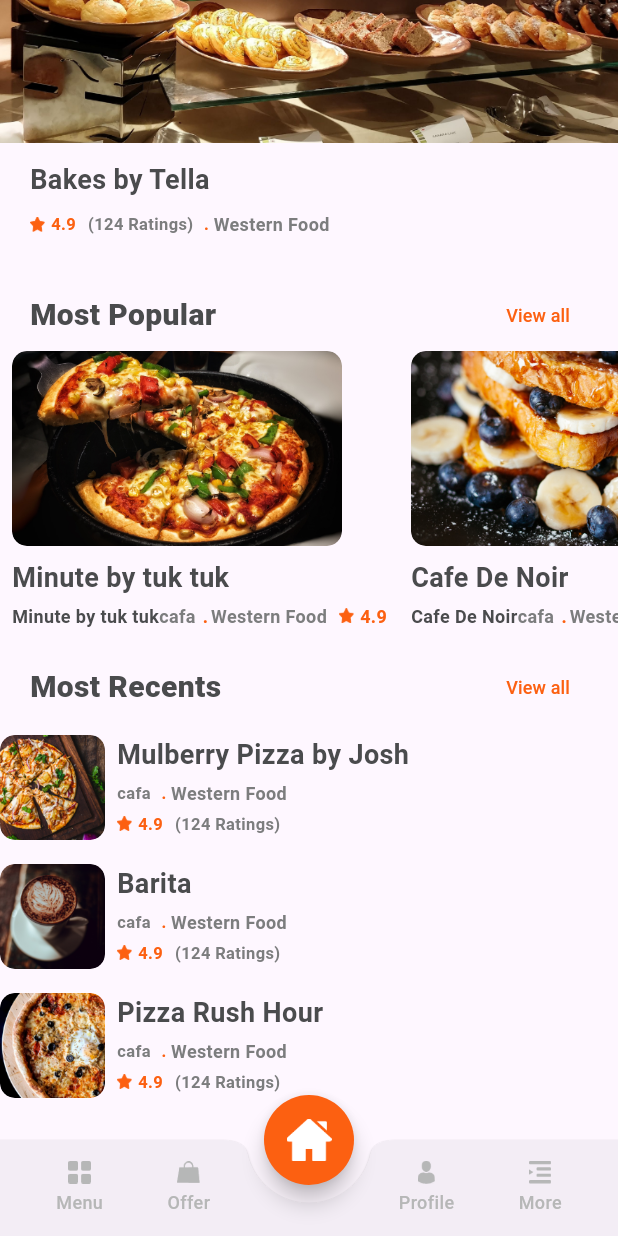
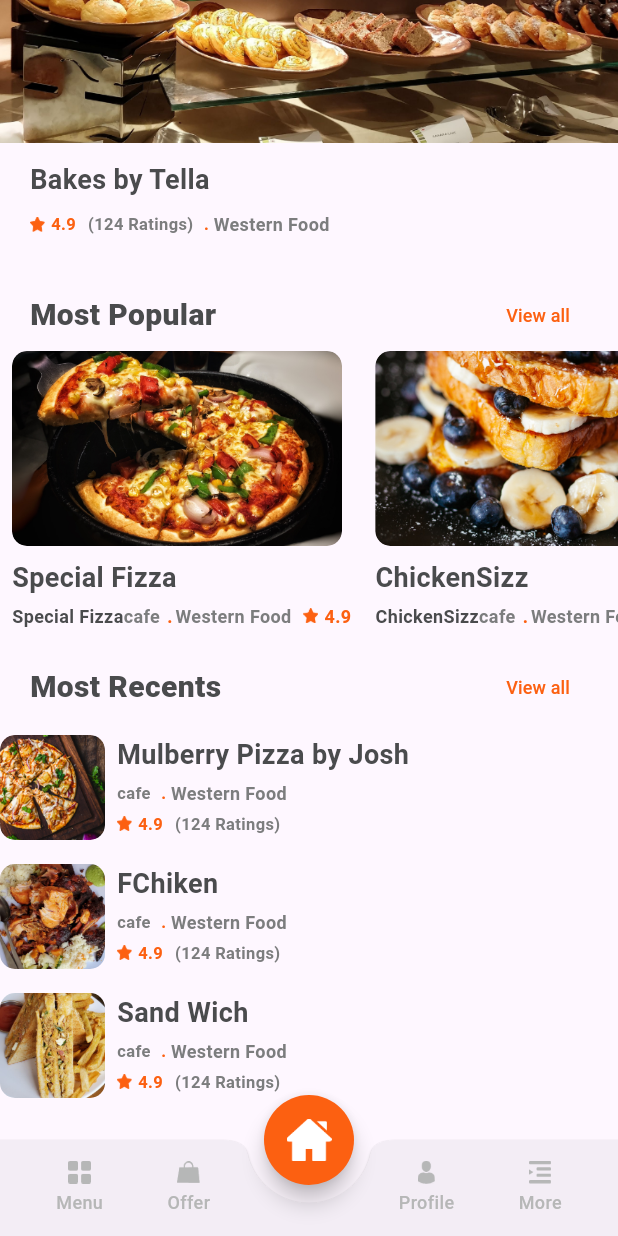
Before and after one commit to asm2212/jegoli, a Flutter app: the screen it shows after launch, scrolled down 1136 dp, on a phone screen of 412 x 824 dp. Run offline on Flutter 3.47's test engine with Material 3 defaults, Android fonts, the phone set to English and light mode, and no system bars; our stand-ins replace flutter_rating_bar, image_picker; missing offline and left inert: otp_pin_field; Roboto replaces fonts that are missing (Metropolis).

Commit message:
resource update

```diff
--- a/lib/screens/home/home_screen.dart
+++ b/lib/screens/home/home_screen.dart
@@ -18,8 +18,8 @@ class _HomeScreenState extends State<HomeScreen> {
   TextEditingController searchController = TextEditingController();
 
   List catArr = [
-    {"image": "assets/images/cat_offer.png", "name": "Offers"},
-    {"image": "assets/images/cat_sri.png", "name": "Sri Lankan"},
+    {"image": "assets/images/injera.jpg", "name": "InjDishes"},
+    {"image": "assets/images/cat_sri.png", "name": "VegeDishes"},
     {"image": "assets/images/cat_3.png", "name": "Italian"},
     {"image": "assets/images/cat_4.png", "name": "Indian"},
   ];
@@ -27,18 +27,18 @@ class _HomeScreenState extends State<HomeScreen> {
   List popArr = [
     {
       "image": "assets/images/res_1.png",
-      "name": "Minute by tuk tuk",
+      "name": "Special Fizza",
       "rate": "4.9",
       "rating": "124",
-      "type": "cafa",
+      "type": "cafe",
       "food_type": "Western Food"
     },
     {
       "image": "assets/images/res_2.png",
-      "name": "Cafe De Noir",
+      "name": "ChickenSizz",
       "rate": "4.9",
       "rating": "124",
-      "type": "cafa",
+      "type": "cafe",
       "food_type": "Western Food"
     },
     {
@@ -46,7 +46,7 @@ class _HomeScreenState extends State<HomeScreen> {
       "name": "Bakes by Tella",
       "rate": "4.9",
       "rating": "124",
-      "type": "cafa",
+      "type": "cafe",
       "food_type": "Western Food"
     },
   ];
@@ -54,18 +54,18 @@ class _HomeScreenState extends State<HomeScreen> {
   List mostPopArr = [
     {
       "image": "assets/images/m_res_1.png",
-      "name": "Minute by tuk tuk",
+      "name": "Special Fizza",
       "rate": "4.9",
       "rating": "124",
-      "type": "cafa",
+      "type": "cafe",
       "food_type": "Western Food"
     },
     {
       "image": "assets/images/m_res_2.png",
-      "name": "Cafe De Noir",
+      "name": "ChickenSizz",
       "rate": "4.9",
       "rating": "124",
-      "type": "cafa",
+      "type": "cafe",
       "food_type": "Western Food"
     },
   ];
@@ -76,23 +76,23 @@ class _HomeScreenState extends State<HomeScreen> {
       "name": "Mulberry Pizza by Josh",
       "rate": "4.9",
       "rating": "124",
-      "type": "cafa",
+      "type": "cafe",
       "food_type": "Western Food"
     },
     {
-      "image": "assets/images/item_2.png",
-      "name": "Barita",
+      "image": "assets/images/whChic.jpg",
+      "name": "FChiken",
       "rate": "4.9",
       "rating": "124",
-      "type": "cafa",
+      "type": "cafe",
       "food_type": "Western Food"
     },
     {
-      "image": "assets/images/item_3.png",
-      "name": "Pizza Rush Hour",
+      "image": "assets/images/sandchi.jpg",
+      "name": "Sand Wich",
       "rate": "4.9",
       "rating": "124",
-      "type": "cafa",
+      "type": "cafe",
       "food_type": "Western Food"
     },
   ];
--- a/lib/screens/menu/menu_screen.dart
+++ b/lib/screens/menu/menu_screen.dart
@@ -85,6 +85,7 @@ class _MenuScreenState extends State<MenuScreen> {
                       ],
                     ),
                   ),
+
                   Padding(
                     padding: const EdgeInsets.symmetric(horizontal: 20),
                     child: RoundTextfield(
```
Also changed, not shown: assets/images/injera.jpg (added), assets/images/sandchi.jpg (added), assets/images/whChic.jpg (added).
